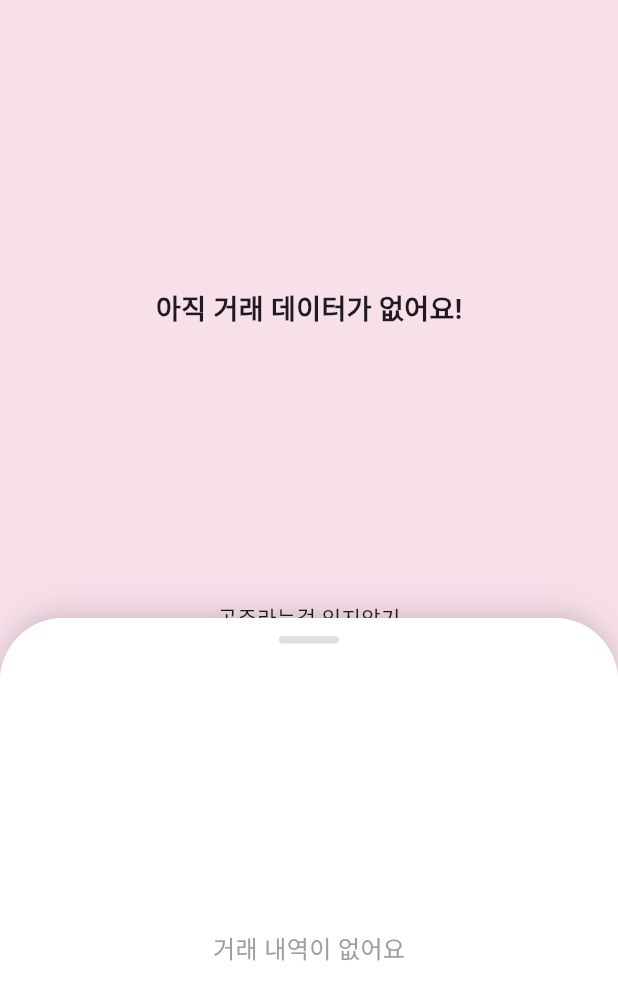
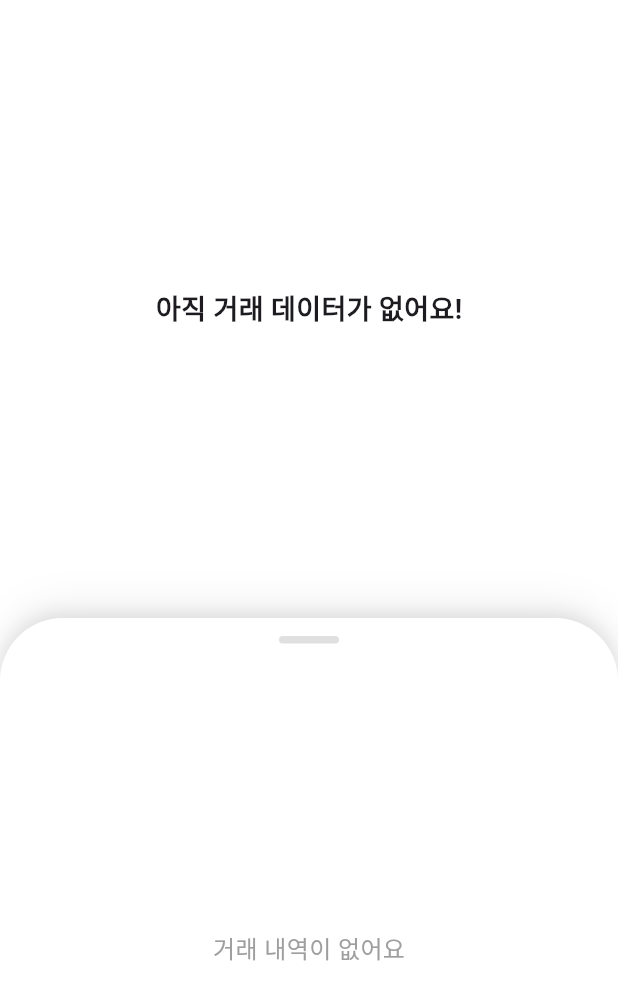
Before and after one commit to sijiffs00/gpt_coin_trading_app, a Flutter app: the screen it shows after launch, on a phone screen of 412 x 824 dp. Shown: the top 1000 px of the screen. Run offline on Flutter 3.47's test engine with Material 3 defaults, Android fonts, the phone set to English and light mode, and no system bars; drawn by our look-alikes of animated_background; our stand-ins replace firebase_core, firebase_messaging, fl_chart; accounts and stored records are empty; generated files the repository leaves out were written again; network calls fail; Roboto replaces fonts that are missing (GowunDodum).

Commit message:
ICON 에셋 추가

```diff
--- a/lib/pages/trades_page.dart
+++ b/lib/pages/trades_page.dart
@@ -35,7 +35,7 @@ class _TradesPageState extends State<TradesPage> with TickerProviderStateMixin {
   @override
   Widget build(BuildContext context) {
     return Scaffold(
-      backgroundColor: Color(0xffF8E0EB),
+      backgroundColor: Colors.white,
       body: Stack(
         children: [
 
@@ -44,17 +44,17 @@ class _TradesPageState extends State<TradesPage> with TickerProviderStateMixin {
             width: MediaQuery.of(context).size.width,
             child: AnimatedBackground(
               behaviour: RandomParticleBehaviour(
-                options: const ParticleOptions(
+                options: ParticleOptions(
                   spawnMaxRadius: 40,
                   spawnMinSpeed: 15,
-                  particleCount: 80,
+                  particleCount: 20,
                   spawnMaxSpeed: 50,
                   spawnOpacity: 0.2,
-                  baseColor: Colors.pink,
-
+                  baseColor: Colors.blue,
+                  image: Image.asset('assets/icons/money.png'),
                 )
               ),
-              child: Center(child: Text('공주라는걸 잊지않기'),),
+              child: Center(child: Text(''),),
               vsync: this,)
           ),
 
--- a/pubspec.yaml
+++ b/pubspec.yaml
@@ -66,8 +66,10 @@ flutter:
 
   # To add assets to your application, add an assets section, like this:
   assets:
-    - assets/    # 이렇게 하면 assets 폴더 안의 모든 파일을 자동으로 포함해줘!
-    - assets/running_gom.gif
+    - assets/
+    - assets/fonts/
+    - assets/icons/
+
 
   fonts:
     - family: 나눔고딕체
```
Also changed, not shown: assets/icons/heart.png (added), assets/icons/money.png (added), assets/icons/rose_1.png (added), assets/icons/rose_2.png (added), assets/icons/star.png (added).
